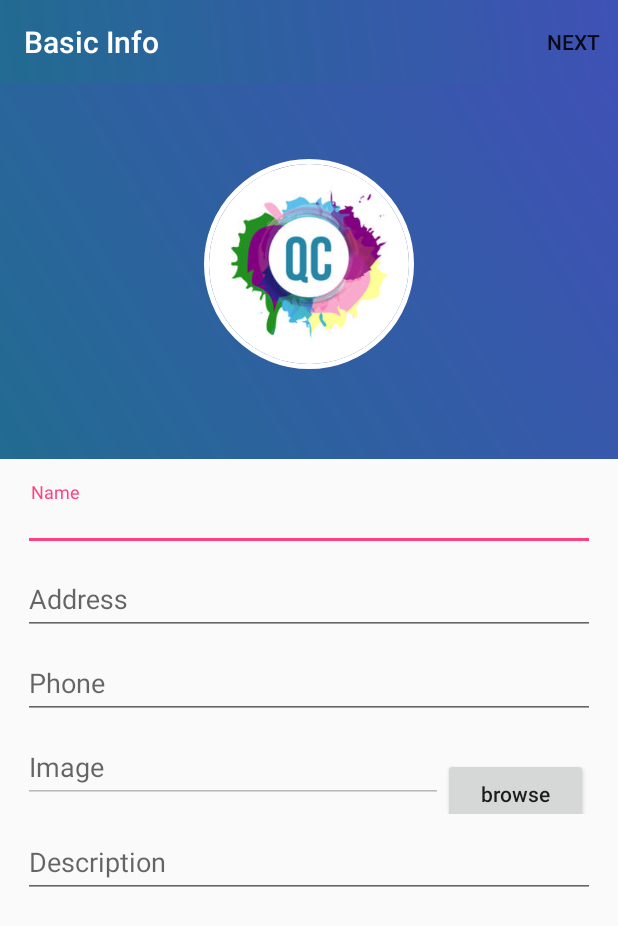
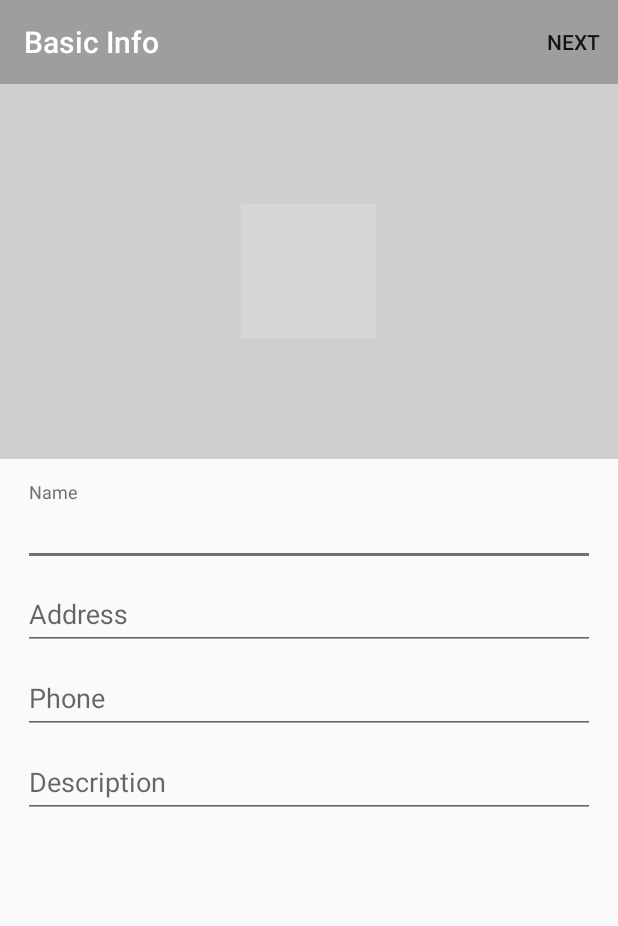
Before and after one commit to RadwanAshraf/Co-WorkSpace, an Android app: the AddPlaceActivity screen opened directly, with no data from a screen before it, on a phone screen of 412 x 824 dp. Shown: the top 926 px of the screen. Run offline under Robolectric (Android 15) with nearby library versions, the phone set to English and light mode, and no system bars; our stand-ins replace CircleImageView; grey boxes are pictures that could not be loaded.

Commit message:
new design for Admin Screens XD

```diff
--- a/app/src/main/java/com/radwan_pc/co_workspace/view/AddPlaceActivity.java
+++ b/app/src/main/java/com/radwan_pc/co_workspace/view/AddPlaceActivity.java
@@ -30,7 +30,6 @@ public class AddPlaceActivity extends AppCompatActivity {
 
     private static final int PICK_IMAGE=100;
     ImageView imageView;
-    EditText editText;
     Button nextButton;
     Uri imageUri;
     Toolbar toolbar;
@@ -39,8 +38,7 @@ public class AddPlaceActivity extends AppCompatActivity {
         super.onCreate(savedInstanceState);
         setContentView(R.layout.activity_add_place);
         imageView=findViewById(R.id.Image_profile);
-        editText=findViewById(R.id.ET_profileImage);
-        nextButton=findViewById(R.id.button_next);
+        //nextButton=findViewById(R.id.button_next);
         toolbar=findViewById(R.id.toolbar);
 
         toolbar.setTitle("Basic Info");
@@ -61,23 +59,14 @@ public class AddPlaceActivity extends AppCompatActivity {
 
                     if(resultCode==RESULT_OK&&requestCode==PICK_IMAGE) {
                         imageUri = data.getData();
+                        imageView.setImageURI(imageUri);
                     }
-                    System.out.println("imageUri "+imageUri);
-                    imageView.setImageURI(imageUri);
-                    editText.setText(imageUri.toString());
                 }
 
 
     @Override
     protected void onResume() {
         super.onResume();
-
-        if(!editText.getText().equals(null))
-        {
-            imageView.setImageURI(imageUri);
-
-        }
-
     }
 
 
--- a/app/src/main/java/com/radwan_pc/co_workspace/view/RoomsAdapter.java
+++ b/app/src/main/java/com/radwan_pc/co_workspace/view/RoomsAdapter.java
@@ -66,11 +66,11 @@ public class RoomsAdapter extends BaseAdapter implements ListAdapter,teste {
         TextView textView2=view.findViewById(R.id.tv_priceRoomItem);
         TextView textView3=view.findViewById(R.id.tv_roomNum);
 
-        textView1.setText("Max Users  "+String.valueOf(teste.arr.get(i).getMaxUser()));
+        textView1.setText("Capacity:  "+String.valueOf(teste.arr.get(i).getMaxUser()));
 
-        textView2.setText("Price  "+String.valueOf(teste.arr.get(i).getPriceHour())+" EGP/h");
+        textView2.setText("Price: "+String.valueOf(teste.arr.get(i).getPriceHour())+" EGP/h");
 
-        textView3.setText("ROOM "+String.valueOf(i+1));
+        textView3.setText("ROOM"+String.valueOf(i+1));
 
         deleteButton.setTag(i);
 
--- a/app/src/main/res/layout/activity_add_place.xml
+++ b/app/src/main/res/layout/activity_add_place.xml
@@ -12,40 +12,50 @@
     <include layout="@layout/toolbar_layout"/>
 
 
+    <FrameLayout
+        android:layout_width="match_parent"
+        android:layout_height="match_parent">
+
+        <ScrollView
+            android:layout_width="match_parent"
+            android:layout_height="wrap_content">
 
         <LinearLayout
             android:layout_width="match_parent"
             android:layout_height="match_parent"
             android:orientation="vertical">
 
-        <LinearLayout
-            android:background="@drawable/gradient_background"
+            <FrameLayout
                 android:layout_width="match_parent"
                 android:layout_height="250dp"
-            android:orientation="vertical">
+              >
+                    <ImageView
+                        android:layout_width="match_parent"
+                        android:layout_height="match_parent"
+                        android:src="@color/colorPrimaryLight"
+                        android:adjustViewBounds="true"
+                        />
 
                 <de.hdodenhof.circleimageview.CircleImageView xmlns:app="http://schemas.android.com/apk/res-auto"
                     android:id="@+id/Image_profile"
-                android:layout_width="140dp"
-                android:layout_height="140dp"
-                android:layout_gravity="center"
-                android:layout_marginVertical="50dp"
+                    android:layout_width="90dp"
+                    android:layout_height="90dp"
                     android:adjustViewBounds="false"
-                android:src="@drawable/img3"
-                app:civ_border_width="3dp"
-                app:civ_border_color="@color/colorWhite"/>
+                    android:layout_gravity="center_horizontal|center_vertical"
+                    android:src="@drawable/ic_photo_camera_black_48dp"
+                    android:onClick="browseGallery"
+                    />
 
 
+            </FrameLayout>
 
-        </LinearLayout>
-        <ScrollView
-            android:layout_width="match_parent"
-            android:layout_height="wrap_content">
+
                 <LinearLayout
                     android:layout_width="match_parent"
                     android:layout_height="match_parent"
                     android:orientation="vertical"
                     android:padding="15dp">
+
                     <android.support.design.widget.TextInputLayout
                         android:id="@+id/input_layout_name"
                         android:layout_width="match_parent"
@@ -55,9 +65,10 @@
                             android:id="@+id/ET_name"
                             android:layout_width="match_parent"
                             android:layout_height="wrap_content"
+                            android:hint="Name"
+                            android:lines="1"
                             android:inputType="text"
-                    android:padding="5dp"
-                    android:hint="Name"/>
+                             />
 
                     </android.support.design.widget.TextInputLayout>
 
@@ -70,13 +81,15 @@
                             android:id="@+id/ET_address"
                             android:layout_width="match_parent"
                             android:layout_height="wrap_content"
-                    android:layout_toRightOf="@+id/tv_address"
                             android:layout_below="@+id/tv_name"
                             android:layout_marginTop="15dp"
+                            android:hint="Address"
                             android:textColor="@android:color/black"
-                    android:hint="Address"/>
+                            android:inputType="textMultiLine"
+                            />
 
                     </android.support.design.widget.TextInputLayout>
+
                     <android.support.design.widget.TextInputLayout
                         android:id="@+id/input_layout_phone"
                         android:layout_width="match_parent"
@@ -86,49 +99,14 @@
                             android:id="@+id/ET_phone"
                             android:layout_width="match_parent"
                             android:layout_height="wrap_content"
+                            android:layout_marginTop="15dp"
                             android:layout_toRightOf="@+id/tv_address"
-                    android:layout_marginTop="15dp"
+                            android:hint="Phone"
                             android:inputType="phone"
-                    android:textColor="@android:color/black"
-                    android:hint="Phone"/>
+                            android:textColor="@android:color/black" />
 
                     </android.support.design.widget.TextInputLayout>
 
-            <LinearLayout
-                android:layout_width="match_parent"
-                android:layout_height="wrap_content"
-                android:orientation="horizontal"
-                android:weightSum="3">
-
-                <android.support.design.widget.TextInputLayout
-
-                    android:id="@+id/input_layout_profile_image"
-                    android:layout_width="wrap_content"
-                    android:layout_height="wrap_content">
-
-                    <EditText
-                        android:id="@+id/ET_profileImage"
-                        android:layout_width="280dp"
-                        android:layout_height="wrap_content"
-                        android:layout_marginTop="15dp"
-                        android:hint="Image"
-                        android:textColor="@android:color/black"
-                        android:enabled="false"/>
-
-                </android.support.design.widget.TextInputLayout>
-
-                    <Button
-                        android:id="@+id/button_browse"
-                        android:layout_height="wrap_content"
-                        android:layout_width="wrap_content"
-                        android:layout_weight="2"
-                        android:layout_marginTop="15dp"
-                        android:padding="5dp"
-                        android:text="browse"
-                        android:textAllCaps="false"
-                        android:onClick="browseGallery"/>
-
-        </LinearLayout>
 
                     <android.support.design.widget.TextInputLayout
 
@@ -142,18 +120,20 @@
                             android:layout_height="wrap_content"
                             android:layout_marginTop="15dp"
                             android:hint="Description"
+                            android:inputType="textMultiLine"
                             android:textColor="@android:color/black" />
 
                     </android.support.design.widget.TextInputLayout>
 
 
+                </LinearLayout>
+
 
 
         </LinearLayout>
+    </ScrollView>
+    </FrameLayout>
 
-        </ScrollView>
-
-    </LinearLayout>
 
 
 
--- a/app/src/main/res/layout/toolbar_layout.xml
+++ b/app/src/main/res/layout/toolbar_layout.xml
@@ -3,11 +3,8 @@
     android:layout_width="match_parent"
     android:layout_height="wrap_content"
     xmlns:app="http://schemas.android.com/apk/res-auto"
-    android:background="@drawable/gradient_background"
+    android:background="@color/colorPrimary"
     android:minHeight="?attr/actionBarSize"
     android:id="@+id/toolbar"
-    app:titleTextColor="#FFF">
-
-
-
+    app:titleTextColor="#ffffff">
 </android.support.v7.widget.Toolbar>
--- a/app/src/main/res/values/colors.xml
+++ b/app/src/main/res/values/colors.xml
@@ -1,7 +1,9 @@
 <?xml version="1.0" encoding="utf-8"?>
 <resources>
-    <color name="colorPrimary">#3F51B5</color>
-    <color name="colorPrimaryDark">#303F9F</color>
+    <color name="colorPrimary">#9e9e9e</color>
+    <color name="colorPrimaryDark">#707070</color>
+    <color name="colorPrimaryLight">#cfcfcf</color>
+
     <color name="colorAccent">#FF4081</color>
-    <color name="colorWhite">#FFFFFF</color>
+    <color name="colorWhite">#ffffff</color>
 </resources>
--- a/app/src/main/res/values/styles.xml
+++ b/app/src/main/res/values/styles.xml
@@ -5,7 +5,7 @@
         <!-- Customize your theme here. -->
         <item name="colorPrimary">@color/colorPrimary</item>
         <item name="colorPrimaryDark">@color/colorPrimaryDark</item>
-        <item name="colorAccent">@color/colorAccent</item>
+        <item name="colorAccent">@color/colorPrimaryDark</item>
     </style>
 
     <style name="AppTheme.NoActionBar">
```
Also changed, not shown: app/src/main/java/com/radwan_pc/co_workspace/view/FeatureAdapter.java (+11 -10 lines), app/src/main/res/layout/activity_add_room.xml (+8 -4 lines), app/src/main/res/layout/activity_features.xml (+4 -6 lines), app/src/main/res/layout/dialog_addroom.xml (+7 -4 lines), app/src/main/res/layout/feature_item.xml (+14 -12 lines), app/src/main/res/layout/room_item.xml (+16 -11 lines). Lines whose indentation alone changed are shown as unchanged.
